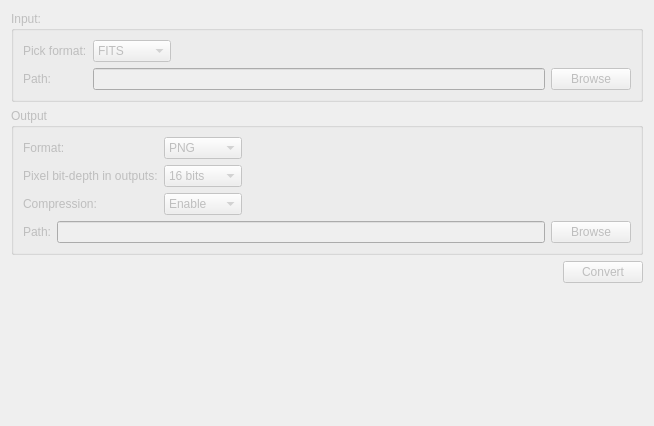
Qt form MantidQt/CustomInterfaces/inc/MantidQtCustomInterfaces/Tomography/ImgFormatsConversion.ui (mantidproject/mantid) before a commit.
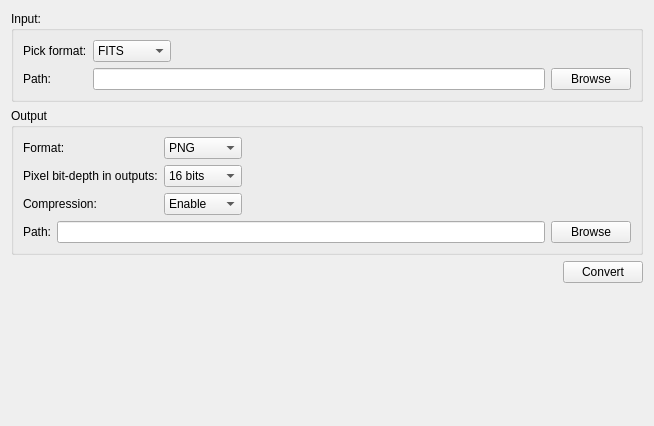
The same form after that commit.

Commit message: update widgets layout and properties, re #15942

The edit to the form file:
```diff
--- a/MantidQt/CustomInterfaces/inc/MantidQtCustomInterfaces/Tomography/ImgFormatsConversion.ui
+++ b/MantidQt/CustomInterfaces/inc/MantidQtCustomInterfaces/Tomography/ImgFormatsConversion.ui
@@ -3,7 +3,7 @@
  <class>ImgFormatsConversion</class>
  <widget class="QWidget" name="ImgFormatsConversion">
   <property name="enabled">
-   <bool>false</bool>
+   <bool>true</bool>
   </property>
   <property name="geometry">
    <rect>
@@ -18,9 +18,10 @@
   </property>
   <layout class="QGridLayout" name="gridLayout_3">
    <item row="0" column="0">
-    <layout class="QVBoxLayout" name="verticalLayout">
-     <item>
       <widget class="QGroupBox" name="groupBox">
+     <property name="enabled">
+      <bool>true</bool>
+     </property>
        <property name="title">
         <string>Input:</string>
        </property>
@@ -114,8 +115,11 @@
        </layout>
       </widget>
      </item>
-     <item>
+   <item row="1" column="0">
       <widget class="QGroupBox" name="groupBox_2">
+     <property name="enabled">
+      <bool>true</bool>
+     </property>
        <property name="title">
         <string>Output</string>
        </property>
@@ -276,9 +280,7 @@
        </layout>
       </widget>
      </item>
-    </layout>
-   </item>
-   <item row="1" column="0">
+   <item row="2" column="0">
     <layout class="QHBoxLayout" name="horizontalLayout_2">
      <item>
       <spacer name="horizontalSpacer_5">
@@ -295,6 +297,9 @@
      </item>
      <item>
       <widget class="QPushButton" name="pushButton_3">
+       <property name="enabled">
+        <bool>true</bool>
+       </property>
        <property name="text">
         <string>Convert</string>
        </property>
@@ -302,7 +307,7 @@
      </item>
     </layout>
    </item>
-   <item row="2" column="0">
+   <item row="3" column="0">
     <spacer name="verticalSpacer">
      <property name="orientation">
       <enum>Qt::Vertical</enum>
```
Left out of the diff: 10 changed lines with no effect on the pictures. Lines whose indentation alone changed are shown as unchanged.
